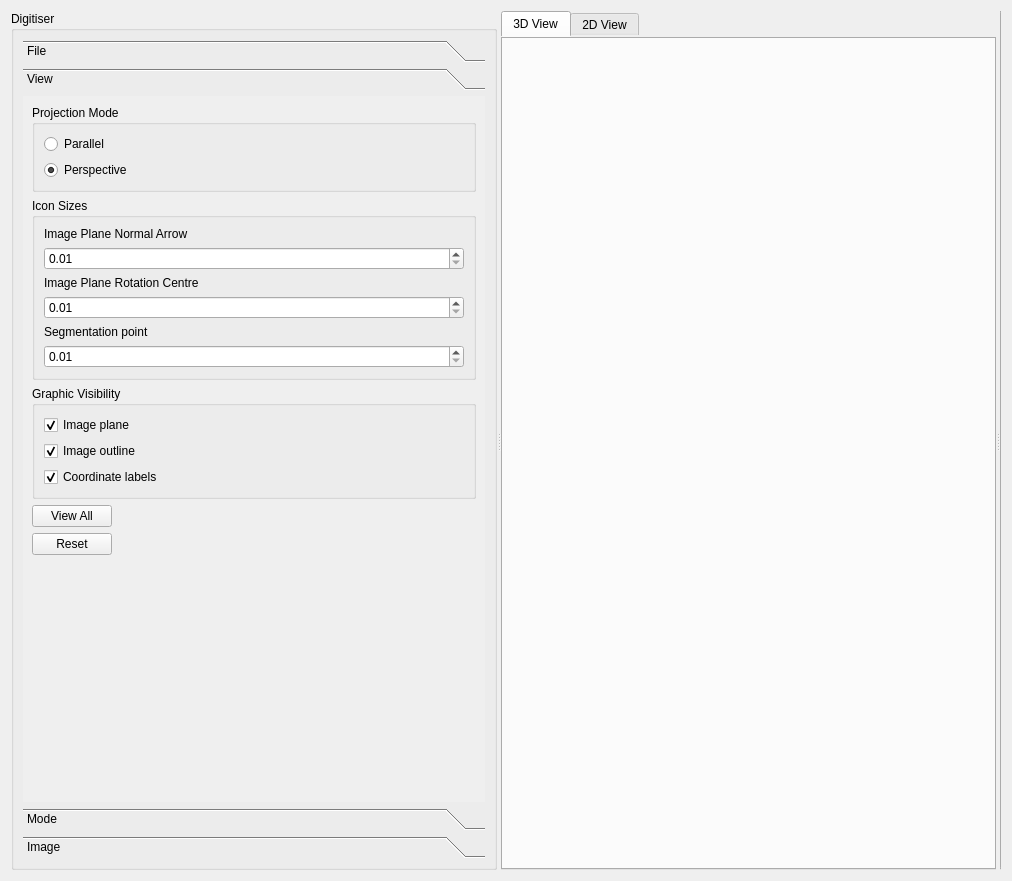
The window that mapclientplugins/segmentationstep/widgets/qt/segmentationwidget.ui (tsalemink/segmentationstep) describes before a commit, drawn with Qt 5.
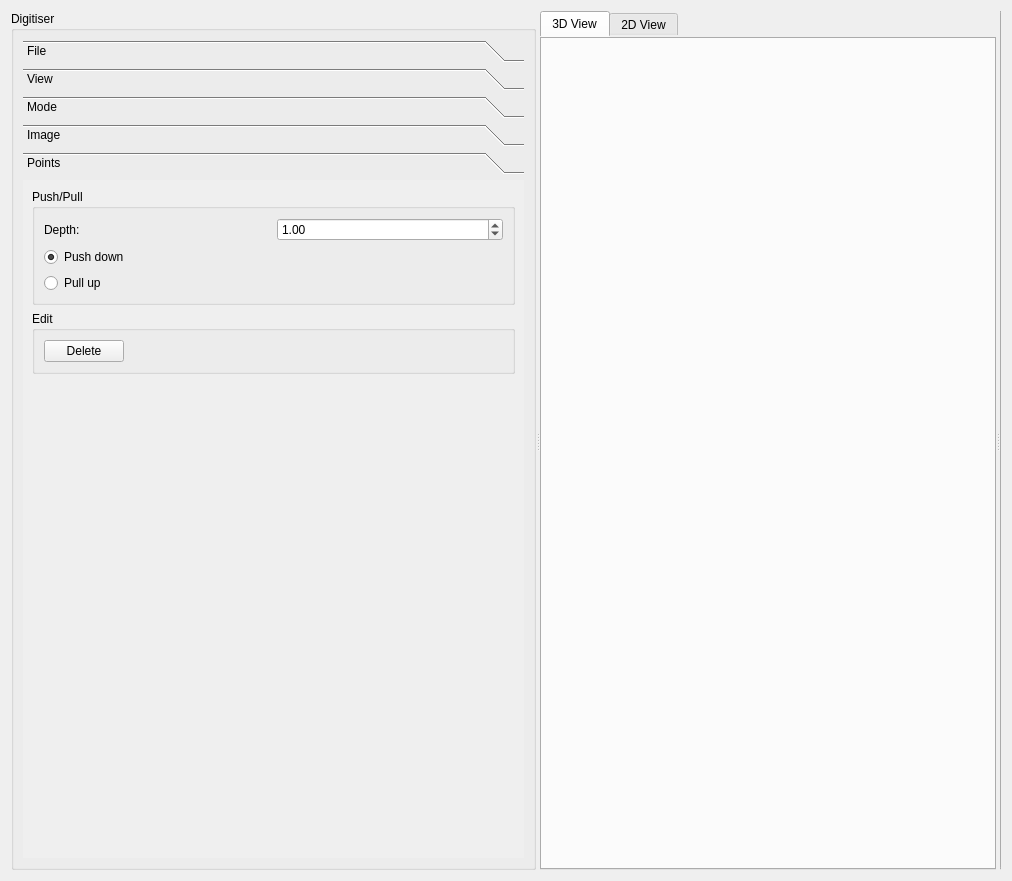
The same window after the commit. The open tabs and pages were chosen to show the change. Custom widgets are drawn as their Qt base class.

Commit message: Add undo redo for adding and removing segmentation nodes.  Add changes to segmentationwidget.ui for node commands like delete, but not yet compiled into Python module.

What changed in the file:
```diff
--- a/mapclientplugins/segmentationstep/widgets/qt/segmentationwidget.ui
+++ b/mapclientplugins/segmentationstep/widgets/qt/segmentationwidget.ui
@@ -45,15 +45,15 @@
           </sizepolicy>
          </property>
          <property name="currentIndex">
-          <number>0</number>
+          <number>1</number>
          </property>
          <widget class="QWidget" name="file">
           <property name="geometry">
            <rect>
             <x>0</x>
             <y>0</y>
-            <width>646</width>
-            <height>718</height>
+            <width>459</width>
+            <height>691</height>
            </rect>
           </property>
           <property name="minimumSize">
@@ -65,9 +65,18 @@
           <attribute name="label">
            <string>File</string>
           </attribute>
+          <layout class="QVBoxLayout" name="verticalLayout_16">
+           <item>
+            <widget class="QGroupBox" name="groupBox_12">
+             <property name="title">
+              <string/>
+             </property>
           <layout class="QGridLayout" name="gridLayout">
            <item row="0" column="0">
             <widget class="QPushButton" name="_pushButtonSave">
+                <property name="toolTip">
+                 <string>Serialize the current state</string>
+                </property>
              <property name="text">
               <string>Save</string>
              </property>
@@ -88,26 +97,32 @@
            </item>
            <item row="1" column="0">
             <widget class="QPushButton" name="_pushButtonLoad">
+                <property name="toolTip">
+                 <string>Reinstate a previous state </string>
+                </property>
              <property name="text">
               <string>Load</string>
              </property>
             </widget>
            </item>
            <item row="2" column="0">
-            <spacer name="verticalSpacer_4">
+               <spacer name="verticalSpacer_6">
              <property name="orientation">
               <enum>Qt::Vertical</enum>
              </property>
              <property name="sizeHint" stdset="0">
               <size>
-               <width>17</width>
-               <height>527</height>
+                  <width>20</width>
+                  <height>31</height>
               </size>
              </property>
             </spacer>
            </item>
            <item row="3" column="0">
             <widget class="QPushButton" name="doneButton">
+                <property name="toolTip">
+                 <string>Signal the end of this step to the workflow manager</string>
+                </property>
              <property name="text">
               <string>&amp;Done</string>
              </property>
@@ -115,13 +130,29 @@
            </item>
           </layout>
          </widget>
+           </item>
+           <item>
+            <spacer name="verticalSpacer_4">
+             <property name="orientation">
+              <enum>Qt::Vertical</enum>
+             </property>
+             <property name="sizeHint" stdset="0">
+              <size>
+               <width>17</width>
+               <height>527</height>
+              </size>
+             </property>
+            </spacer>
+           </item>
+          </layout>
+         </widget>
          <widget class="QWidget" name="view">
           <property name="geometry">
            <rect>
             <x>0</x>
             <y>0</y>
-            <width>646</width>
-            <height>718</height>
+            <width>459</width>
+            <height>691</height>
            </rect>
           </property>
           <attribute name="label">
@@ -136,6 +167,9 @@
                <verstretch>0</verstretch>
               </sizepolicy>
              </property>
+             <property name="toolTip">
+              <string>Set the view mode to projection or parallel</string>
+             </property>
              <property name="title">
               <string>Projection Mode</string>
              </property>
@@ -162,6 +196,9 @@
            </item>
            <item>
             <widget class="QGroupBox" name="groupBox_6">
+             <property name="toolTip">
+              <string>Set the icon sizes for the graphics</string>
+             </property>
              <property name="title">
               <string>Icon Sizes</string>
              </property>
@@ -270,13 +307,19 @@
                  <string>Coordinate labels</string>
                 </property>
                 <property name="checked">
-                 <bool>true</bool>
+                 <bool>false</bool>
                 </property>
                </widget>
               </item>
              </layout>
             </widget>
            </item>
+           <item>
+            <widget class="QGroupBox" name="groupBox_9">
+             <property name="title">
+              <string/>
+             </property>
+             <layout class="QVBoxLayout" name="verticalLayout_5">
            <item>
             <layout class="QHBoxLayout" name="horizontalLayout_3">
              <item>
@@ -325,6 +368,9 @@
              </item>
             </layout>
            </item>
+             </layout>
+            </widget>
+           </item>
            <item>
             <spacer name="verticalSpacer_2">
              <property name="orientation">
@@ -345,8 +391,8 @@
            <rect>
             <x>0</x>
             <y>0</y>
-            <width>646</width>
-            <height>718</height>
+            <width>459</width>
+            <height>691</height>
            </rect>
           </property>
           <attribute name="label">
@@ -355,8 +401,11 @@
           <layout class="QVBoxLayout" name="verticalLayout_4">
            <item>
             <widget class="QGroupBox" name="groupBox_2">
+             <property name="toolTip">
+              <string>Set the mode for the 3D view</string>
+             </property>
              <property name="title">
-              <string>View Mode</string>
+              <string>View Mode 3D</string>
              </property>
              <layout class="QVBoxLayout" name="verticalLayout_2">
               <item>
@@ -400,6 +449,9 @@
              <layout class="QVBoxLayout" name="verticalLayout_11">
               <item>
                <widget class="QCheckBox" name="_checkBoxStreamingCreate">
+                <property name="toolTip">
+                 <string>Add nodes in streaming mode </string>
+                </property>
                 <property name="text">
                  <string>Streaming</string>
                 </property>
@@ -428,8 +480,8 @@
            <rect>
             <x>0</x>
             <y>0</y>
-            <width>646</width>
-            <height>718</height>
+            <width>459</width>
+            <height>691</height>
            </rect>
           </property>
           <attribute name="label">
@@ -517,6 +569,9 @@
                   <verstretch>0</verstretch>
                  </sizepolicy>
                 </property>
+                <property name="toolTip">
+                 <string>Set the width scale</string>
+                </property>
                 <property name="text">
                  <string>1.0</string>
                 </property>
@@ -546,6 +601,9 @@
                   <verstretch>0</verstretch>
                  </sizepolicy>
                 </property>
+                <property name="toolTip">
+                 <string>Set the height scale</string>
+                </property>
                 <property name="text">
                  <string>1.0</string>
                 </property>
@@ -575,6 +633,9 @@
                   <verstretch>0</verstretch>
                  </sizepolicy>
                 </property>
+                <property name="toolTip">
+                 <string>Set the depth scale</string>
+                </property>
                 <property name="text">
                  <string>1.0</string>
                 </property>
@@ -601,6 +662,115 @@
            </item>
           </layout>
          </widget>
+         <widget class="QWidget" name="points">
+          <attribute name="label">
+           <string>Points</string>
+          </attribute>
+          <layout class="QVBoxLayout" name="verticalLayout_15">
+           <item>
+            <widget class="QGroupBox" name="groupBox_10">
+             <property name="title">
+              <string>Push/Pull</string>
+             </property>
+             <layout class="QVBoxLayout" name="verticalLayout_7">
+              <item>
+               <layout class="QHBoxLayout" name="horizontalLayout_2">
+                <item>
+                 <widget class="QLabel" name="label_10">
+                  <property name="text">
+                   <string>Depth:</string>
+                  </property>
+                 </widget>
+                </item>
+                <item>
+                 <widget class="QDoubleSpinBox" name="doubleSpinBox">
+                  <property name="toolTip">
+                   <string>Set the depth for pushing/pulling segmentation points down/up a layer</string>
+                  </property>
+                  <property name="value">
+                   <double>1.000000000000000</double>
+                  </property>
+                 </widget>
+                </item>
+               </layout>
+              </item>
+              <item>
+               <widget class="QRadioButton" name="radioButton">
+                <property name="toolTip">
+                 <string>Set the direction of the push/pull tool to down</string>
+                </property>
+                <property name="text">
+                 <string>Push down</string>
+                </property>
+                <property name="checked">
+                 <bool>true</bool>
+                </property>
+               </widget>
+              </item>
+              <item>
+               <widget class="QRadioButton" name="radioButton_2">
+                <property name="toolTip">
+                 <string>Set the direction of the push/pull tool to up</string>
+                </property>
+                <property name="text">
+                 <string>Pull up</string>
+                </property>
+               </widget>
+              </item>
+             </layout>
+            </widget>
+           </item>
+           <item>
+            <widget class="QGroupBox" name="groupBox_11">
+             <property name="title">
+              <string>Edit</string>
+             </property>
+             <layout class="QVBoxLayout" name="verticalLayout_14">
+              <item>
+               <layout class="QHBoxLayout" name="horizontalLayout_5">
+                <item>
+                 <widget class="QPushButton" name="_pushButtonDelete">
+                  <property name="toolTip">
+                   <string>Remove selected segmentation points</string>
+                  </property>
+                  <property name="text">
+                   <string>Delete</string>
+                  </property>
+                 </widget>
+                </item>
+                <item>
+                 <spacer name="horizontalSpacer_4">
+                  <property name="orientation">
+                   <enum>Qt::Horizontal</enum>
+                  </property>
+                  <property name="sizeHint" stdset="0">
+                   <size>
+                    <width>40</width>
+                    <height>20</height>
+                   </size>
+                  </property>
+                 </spacer>
+                </item>
+               </layout>
+              </item>
+             </layout>
+            </widget>
+           </item>
+           <item>
+            <spacer name="verticalSpacer_5">
+             <property name="orientation">
+              <enum>Qt::Vertical</enum>
+             </property>
+             <property name="sizeHint" stdset="0">
+              <size>
+               <width>20</width>
+               <height>40</height>
+              </size>
+             </property>
+            </spacer>
+           </item>
+          </layout>
+         </widget>
         </widget>
        </item>
       </layout>
@@ -620,7 +790,7 @@
         <string notr="true">border-right: 10 px blue</string>
        </property>
        <property name="currentIndex">
-        <number>0</number>
+        <number>1</number>
        </property>
        <property name="movable">
         <bool>false</bool>
@@ -636,6 +806,9 @@
          <string>3D View</string>
         </attribute>
         <layout class="QVBoxLayout" name="verticalLayoutTab3d">
+         <item>
+          <widget class="QWidget" name="_toolbarwidget3d" native="true"/>
+         </item>
          <item>
           <widget class="QWidget" name="widget_1" native="true">
            <property name="sizePolicy">
@@ -665,7 +838,7 @@
               <property name="sizePolicy">
                <sizepolicy hsizetype="Preferred" vsizetype="Preferred">
                 <horstretch>0</horstretch>
-                <verstretch>0</verstretch>
+                <verstretch>1</verstretch>
                </sizepolicy>
               </property>
               <property name="minimumSize">
@@ -692,6 +865,9 @@
          <string>2D View</string>
         </attribute>
         <layout class="QVBoxLayout" name="verticalLayout_13">
+         <item>
+          <widget class="QWidget" name="_toolbarwidget2d" native="true"/>
+         </item>
          <item>
           <widget class="QWidget" name="widget_2" native="true">
            <layout class="QVBoxLayout" name="verticalLayout_12">
```
Lines whose indentation alone changed are shown as unchanged. The commit also changes 8 other files.
